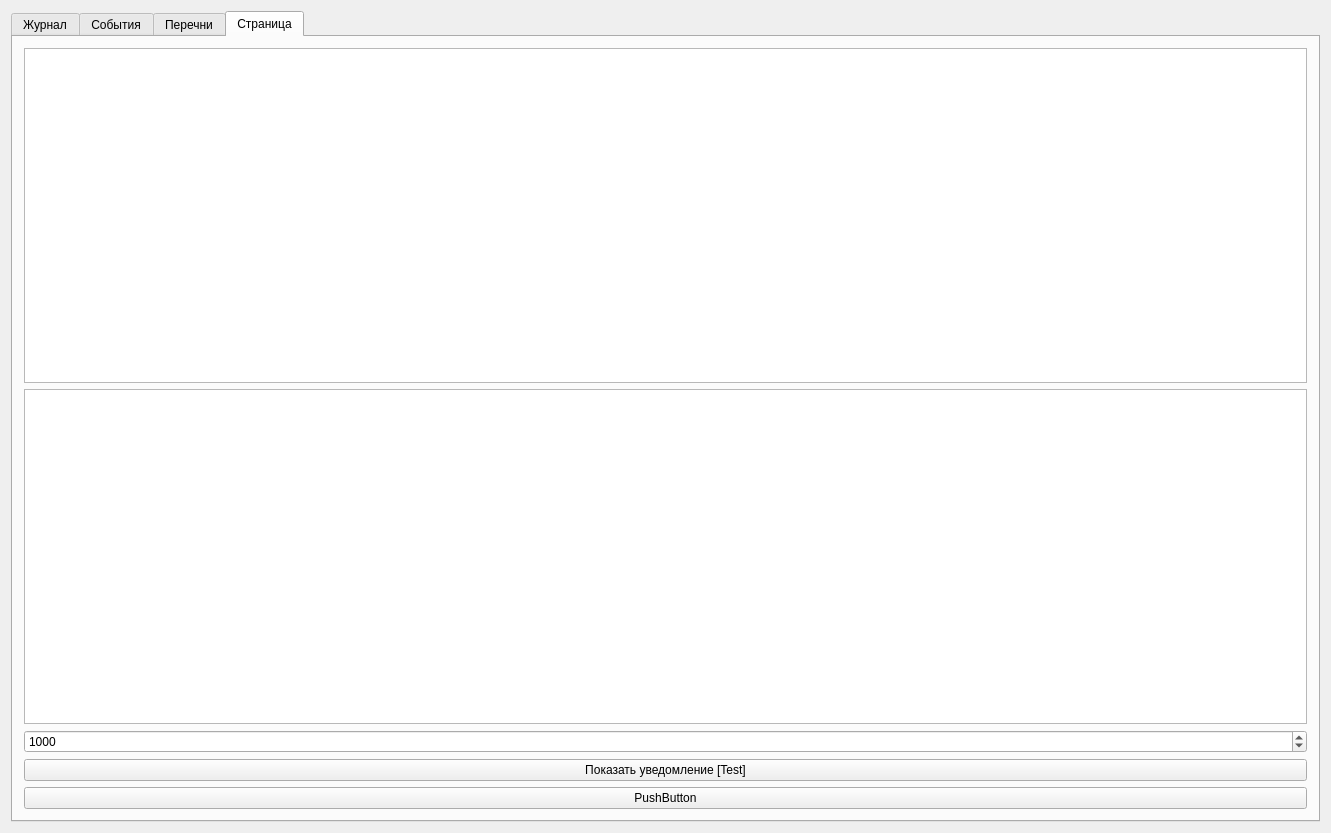
Before: the Qt Designer form mainsizwindow.ui in OpexXXX/SIZ, drawn with Qt 5.
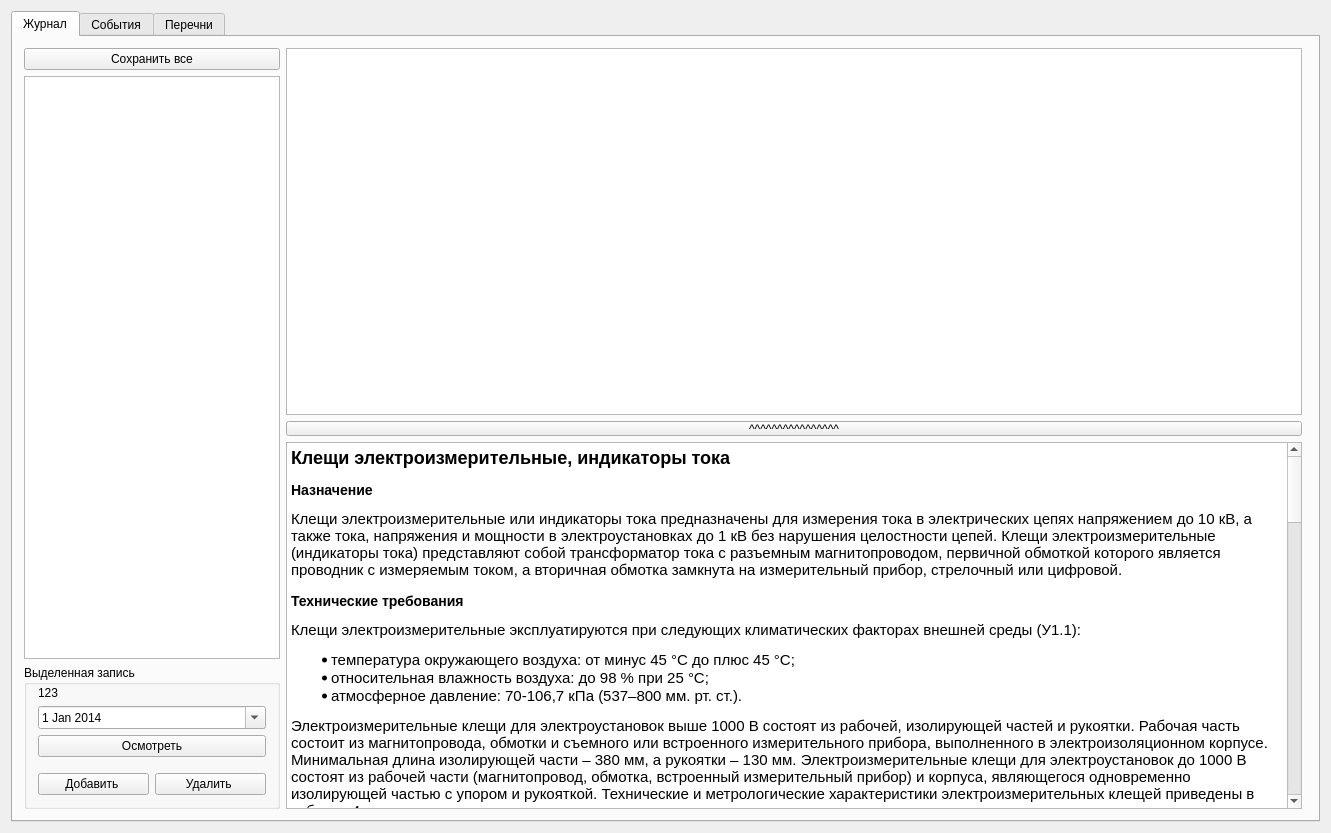
After: the same form once the commit is applied. The open tabs and pages were chosen to show the change. Icons and pictures are not drawn.

What changed in the file:
```diff
--- a/mainsizwindow.ui
+++ b/mainsizwindow.ui
@@ -59,6 +59,23 @@
             </property>
            </layout>
           </item>
+          <item>
+           <widget class="QPushButton" name="pushButton_2">
+            <property name="text">
+             <string>Сохранить все</string>
+            </property>
+            <property name="icon">
+             <iconset resource="resourse.qrc">
+              <normaloff>:/new/icon/Save-as_37111.png</normaloff>:/new/icon/Save-as_37111.png</iconset>
+            </property>
+            <property name="iconSize">
+             <size>
+              <width>32</width>
+              <height>32</height>
+             </size>
+            </property>
+           </widget>
+          </item>
           <item>
            <widget class="QTreeWidget" name="treeWidget">
             <property name="enabled">
@@ -86,10 +103,10 @@
              <bool>false</bool>
             </property>
             <property name="headerHidden">
-             <bool>false</bool>
+             <bool>true</bool>
             </property>
             <attribute name="headerVisible">
-             <bool>true</bool>
+             <bool>false</bool>
             </attribute>
             <column>
              <property name="text">
@@ -637,55 +654,11 @@
          </layout>
         </item>
         <item>
-         <widget class="QTableView" name="perechenTableView"/>
-        </item>
-       </layout>
-      </widget>
-      <widget class="QWidget" name="tab_2">
-       <attribute name="title">
-        <string>Страница</string>
-       </attribute>
-       <layout class="QVBoxLayout" name="verticalLayout_2">
-        <item>
-         <layout class="QVBoxLayout" name="verticalLayout_5">
-          <item>
-           <widget class="QTableView" name="tableViewTemp"/>
-          </item>
-          <item>
-           <widget class="QPlainTextEdit" name="plainTextEdit">
-            <property name="plainText">
-             <string/>
-            </property>
-           </widget>
-          </item>
-          <item>
-           <widget class="QSpinBox" name="spinBox_2">
-            <property name="maximum">
-             <number>20000</number>
-            </property>
-            <property name="singleStep">
-             <number>1000</number>
-            </property>
-            <property name="value">
-             <number>1000</number>
-            </property>
-           </widget>
-          </item>
-          <item>
-           <widget class="QPushButton" name="pushButton_9">
-            <property name="text">
-             <string>Показать уведомление [Test]</string>
-            </property>
-           </widget>
-          </item>
-          <item>
-           <widget class="QPushButton" name="pushButton">
-            <property name="text">
-             <string>PushButton</string>
-            </property>
-           </widget>
-          </item>
-         </layout>
+         <widget class="QTableView" name="perechenTableView">
+          <attribute name="verticalHeaderVisible">
+           <bool>false</bool>
+          </attribute>
+         </widget>
         </item>
        </layout>
       </widget>
```
